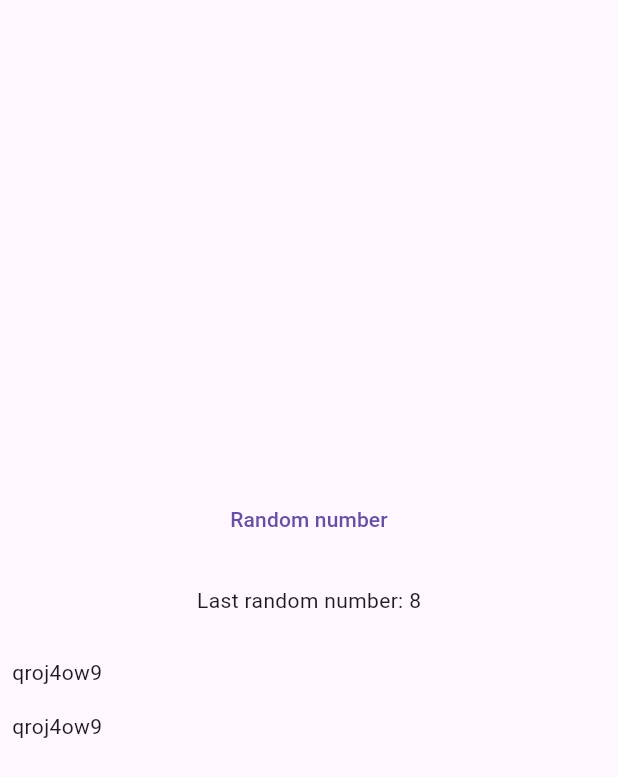
After one commit to jamescardona11/flutter_isolate_examples, a Flutter app: the SpawnExample screen opened directly, after a tap on "Random number", on a phone screen of 412 x 824 dp. The commit adds this screen. Shown: the top 777 px of the screen. Run offline on Flutter 3.47's test engine with Material 3 defaults, Android fonts, the phone set to English and light mode, and no system bars; our stand-ins replace image_picker.

Commit message:
Spawn isolates

```diff
--- /dev/null
+++ b/flutter_isolate_examples/lib/learning_2/bidirectional_example.dart
@@ -0,0 +1,88 @@
+import 'dart:async';
+import 'dart:isolate';
+
+import 'package:flutter/material.dart';
+import 'package:flutter_isolate_examples/learning_2/utils/random_helper.dart';
+
+class SpawnExample extends StatefulWidget {
+  const SpawnExample({
+    Key? key,
+  }) : super(key: key);
+
+  @override
+  State<SpawnExample> createState() => _SpawnExampleState();
+}
+
+class _SpawnExampleState extends State<SpawnExample> {
+  List<String> encodedData = [];
+  int? lastRandomNumber;
+
+  StreamSubscription? subscription;
+
+  @override
+  void initState() {
+    super.initState();
+    subscription = _getEncodedStream().take(10).listen((event) {
+      encodedData.add(event);
+      setState(() {});
+    });
+  }
+
+  @override
+  Widget build(BuildContext context) {
+    return Scaffold(
+      body: Column(
+        mainAxisAlignment: MainAxisAlignment.center,
+        children: [
+          TextButton(
+            onPressed: () {
+              lastRandomNumber = generateRandomNumber();
+              setState(() {});
+            },
+            child: const Text('Random number'),
+          ),
+          const SizedBox(height: 20),
+          if (lastRandomNumber != null) Text('Last random number: $lastRandomNumber'),
+          const SizedBox(height: 20),
+          ListView.builder(
+            shrinkWrap: true,
+            itemCount: encodedData.length,
+            itemBuilder: (context, index) {
+              return Padding(
+                padding: const EdgeInsets.all(8.0),
+                child: Text(encodedData[index]),
+              );
+            },
+          ),
+        ],
+      ),
+    );
+  }
+
+  @override
+  void dispose() {
+    subscription?.cancel();
+    super.dispose();
+  }
+
+  Stream<String> _getEncodedStream() {
+    final receivePort = ReceivePort();
+    return Isolate.spawn(_entryPoint, receivePort.sendPort)
+        .asStream()
+        .asyncExpand((i) => receivePort)
+        .takeWhile((element) => element is String)
+        .cast();
+  }
+}
+
+void _entryPoint(SendPort sendPort) async {
+  await for (final now in Stream.periodic(
+    Duration(milliseconds: 200),
+    (_) {
+      final randomNumber = generateRandomNumber();
+      return generateRandomString(randomNumber);
+    },
+  )) {
+    sendPort.send(now);
+  }
+}
--- /dev/null
+++ b/flutter_isolate_examples/lib/learning_2/utils/random_helper.dart
@@ -0,0 +1,21 @@
+import 'dart:math';
+
+const int _min = 1;
+const int _max = 10;
+
+int generateRandomNumber() {
+  final Random random = Random();
+  return _min + random.nextInt(_max - _min);
+}
+
+String generateRandomString(int length) {
+  const chars = 'abcdefghijklmnopqrstuvwxyz0123456789';
+  final random = Random();
+  final StringBuffer buffer = StringBuffer();
+
+  for (int i = 0; i < length; i++) {
+    buffer.write(chars[random.nextInt(chars.length)]);
+  }
+
+  return buffer.toString();
+}
```
Also changed, not shown: flutter_isolate_examples/lib/learning_2/spawn_example.dart (added, +89 -0 lines), flutter_isolate_examples/lib/main.dart (+7 -4 lines), isolate_learning/bin/example_2.dart (+58 -0 lines), isolate_learning/bin/example_3.dart (added, +84 -0 lines), flutter_isolate_examples/lib/learning_2/spawn_controller_example.dart (added).
